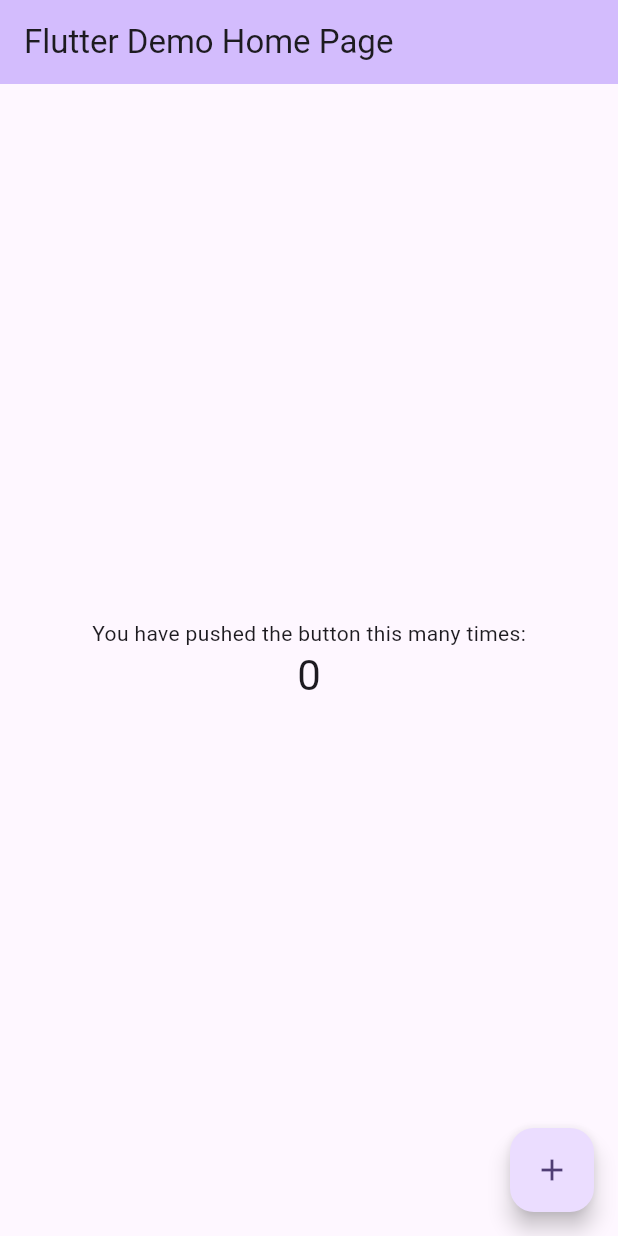
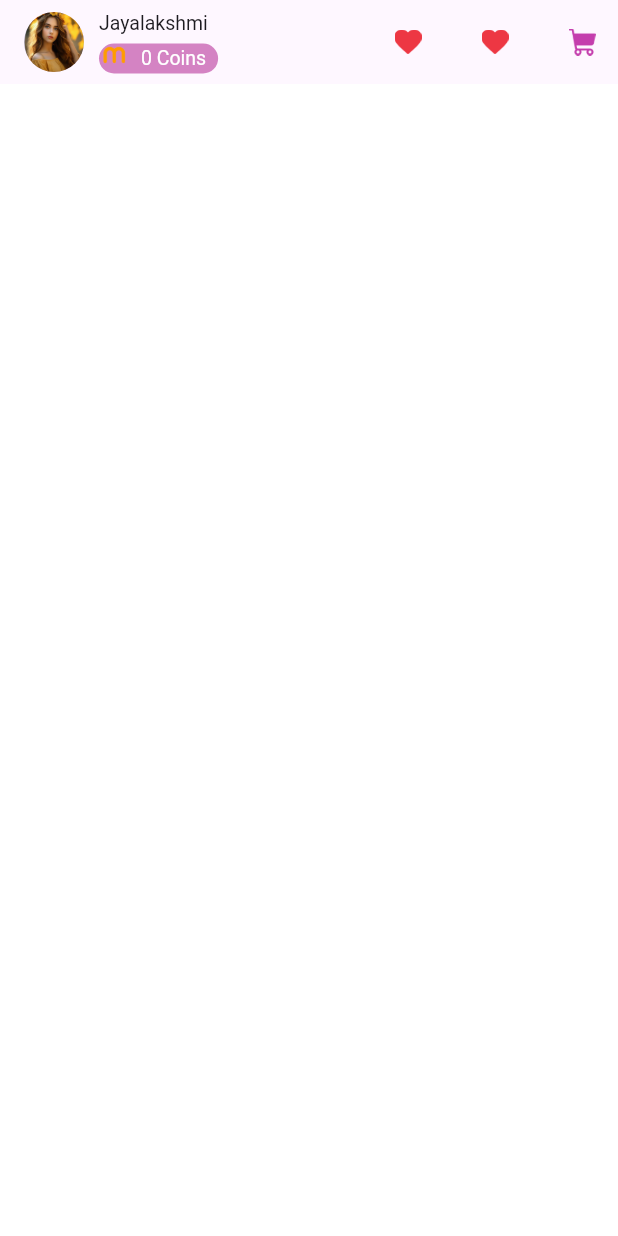
Before and after one commit to jayalakshmipp/meesho_clone_app, a Flutter app: the screen it shows after launch, on a phone screen of 412 x 824 dp. Run offline on Flutter 3.47's test engine with Material 3 defaults, Android fonts, the phone set to English and light mode, and no system bars.

Commit message:
App bar completed

```diff
--- a/lib/main.dart
+++ b/lib/main.dart
@@ -1,125 +1,16 @@
 import 'package:flutter/material.dart';
+import 'package:meesho_clone_app/view/splash_screen/splash_screen.dart';
 
 void main() {
-  runApp(const MyApp());
+  runApp(MyApp());
 }
 
 class MyApp extends StatelessWidget {
-  const MyApp({super.key});
-
-  // This widget is the root of your application.
   @override
   Widget build(BuildContext context) {
     return MaterialApp(
-      title: 'Flutter Demo',
-      theme: ThemeData(
-        // This is the theme of your application.
-        //
-        // TRY THIS: Try running your application with "flutter run". You'll see
-        // the application has a purple toolbar. Then, without quitting the app,
-        // try changing the seedColor in the colorScheme below to Colors.green
-        // and then invoke "hot reload" (save your changes or press the "hot
-        // reload" button in a Flutter-supported IDE, or press "r" if you used
-        // the command line to start the app).
-        //
-        // Notice that the counter didn't reset back to zero; the application
-        // state is not lost during the reload. To reset the state, use hot
-        // restart instead.
-        //
-        // This works for code too, not just values: Most code changes can be
-        // tested with just a hot reload.
-        colorScheme: ColorScheme.fromSeed(seedColor: Colors.deepPurple),
-        useMaterial3: true,
-      ),
-      home: const MyHomePage(title: 'Flutter Demo Home Page'),
+      debugShowCheckedModeBanner: false,
+      home: SplashScreen(),
     );
   }
 }
-
-class MyHomePage extends StatefulWidget {
-  const MyHomePage({super.key, required this.title});
-
-  // This widget is the home page of your application. It is stateful, meaning
-  // that it has a State object (defined below) that contains fields that affect
-  // how it looks.
-
-  // This class is the configuration for the state. It holds the values (in this
-  // case the title) provided by the parent (in this case the App widget) and
-  // used by the build method of the State. Fields in a Widget subclass are
-  // always marked "final".
-
-  final String title;
-
-  @override
-  State<MyHomePage> createState() => _MyHomePageState();
-}
-
-class _MyHomePageState extends State<MyHomePage> {
-  int _counter = 0;
-
-  void _incrementCounter() {
-    setState(() {
-      // This call to setState tells the Flutter framework that something has
-      // changed in this State, which causes it to rerun the build method below
-      // so that the display can reflect the updated values. If we changed
-      // _counter without calling setState(), then the build method would not be
-      // called again, and so nothing would appear to happen.
-      _counter++;
-    });
-  }
-
-  @override
-  Widget build(BuildContext context) {
-    // This method is rerun every time setState is called, for instance as done
-    // by the _incrementCounter method above.
-    //
-    // The Flutter framework has been optimized to make rerunning build methods
-    // fast, so that you can just rebuild anything that needs updating rather
-    // than having to individually change instances of widgets.
-    return Scaffold(
-      appBar: AppBar(
-        // TRY THIS: Try changing the color here to a specific color (to
-        // Colors.amber, perhaps?) and trigger a hot reload to see the AppBar
-        // change color while the other colors stay the same.
-        backgroundColor: Theme.of(context).colorScheme.inversePrimary,
-        // Here we take the value from the MyHomePage object that was created by
-        // the App.build method, and use it to set our appbar title.
-        title: Text(widget.title),
-      ),
-      body: Center(
-        // Center is a layout widget. It takes a single child and positions it
-        // in the middle of the parent.
-        child: Column(
-          // Column is also a layout widget. It takes a list of children and
-          // arranges them vertically. By default, it sizes itself to fit its
-          // children horizontally, and tries to be as tall as its parent.
-          //
-          // Column has various properties to control how it sizes itself and
-          // how it positions its children. Here we use mainAxisAlignment to
-          // center the children vertically; the main axis here is the vertical
-          // axis because Columns are vertical (the cross axis would be
-          // horizontal).
-          //
-          // TRY THIS: Invoke "debug painting" (choose the "Toggle Debug Paint"
-          // action in the IDE, or press "p" in the console), to see the
-          // wireframe for each widget.
-          mainAxisAlignment: MainAxisAlignment.center,
-          children: <Widget>[
-            const Text(
-              'You have pushed the button this many times:',
-            ),
-            Text(
-              '$_counter',
-              style: Theme.of(context).textTheme.headlineMedium,
-            ),
-          ],
-        ),
-      ),
-      floatingActionButton: FloatingActionButton(
-        onPressed: _incrementCounter,
-        tooltip: 'Increment',
-        child: const Icon(Icons.add),
-      ), // This trailing comma makes auto-formatting nicer for build methods.
-    );
-  }
-}
--- /dev/null
+++ b/lib/utils/constants/color_constants.dart
@@ -0,0 +1,19 @@
+import 'package:flutter/material.dart';
+
+class MColors {
+  MColors._();
+
+  // App Basic Colors
+  static const Color primaryColor = Color(0xFF9f2089);
+  static const Color secondaryColor = Color(0xFF590a47);
+
+  // Background Color
+
+  static const Color backgroundColor = Color(0xFFffffff);
+
+  // Text Color
+  static const Color textWhite = Color(0xFFffffff);
+  static const Color textBlack = Color(0XFF000000);
+
+  // Review Color
+}
--- /dev/null
+++ b/lib/utils/constants/image_constants.dart
@@ -0,0 +1,19 @@
+import 'package:flutter/material.dart';
+
+class MImages {
+
+  static const String MLogo_PNG = "assets/logos/MLogo.png"; //splash screen
+  static const String Meesho_Logo_PNG = "assets/logos/Meesho_logo.png";
+  static const String Meesho_White_Logo_PNG = "assets/logos/messhotitlewhite.png"; //splash screen
+  static const String Meesho_Title_PNG = "assets/logos/MeeshoTitle.png";
+
+
+
+  //App Bar
+  static const String Dp_PNG = 'assets/images/dp.png';
+  static const String WishList_PNG = "assets/images/wishlist.png";
+  static const String Cart_PNG = 'assets/images/cart.png';
+  static const String Coins_PNG = "assets/images/coin2.png";
+  static const String Notification_PNG = "assets/images/notificationwithred.png";
+
+}
--- /dev/null
+++ b/lib/view/home_screen/home_screen.dart
@@ -0,0 +1,98 @@
+import 'package:flutter/material.dart';
+import 'package:meesho_clone_app/utils/constants/color_constants.dart';
+import 'package:meesho_clone_app/utils/constants/image_constants.dart';
+
+class HomeScreen extends StatelessWidget {
+  @override
+  Widget build(BuildContext context) {
+    return Scaffold(
+      backgroundColor: MColors.backgroundColor,
+      appBar: AppBar(
+        title: Row(
+          mainAxisAlignment: MainAxisAlignment.start,
+          children: [
+            CircleAvatar(
+              backgroundImage: AssetImage(MImages.Dp_PNG),
+              radius: 20, // This determines the size of the left-side image
+            ),
+            SizedBox(width: 10),
+            Column(
+              crossAxisAlignment: CrossAxisAlignment.start,
+              children: [
+                Text(
+                  'Jayalakshmi',
+                  style: TextStyle(fontSize: 13, fontWeight: FontWeight.w400),
+                ),
+                SizedBox(height: 5),
+                Container(
+                  padding: EdgeInsets.only(right: 8),
+                  decoration: BoxDecoration(
+                    color: Color.fromARGB(131, 173, 22, 138),
+                    borderRadius: BorderRadius.circular(10)
+                  ),
+                  child: Row(
+                    mainAxisSize: MainAxisSize.min,
+                    children: [
+                      Image.asset(
+                        MImages.MLogo_PNG,
+                        width: 20, // Size of the left-side image
+                        height: 20,
+                      ),
+                      SizedBox(width: 8),
+                      Text(
+                        '0 Coins',
+                        style: TextStyle(
+                          fontSize: 13,
+                          fontWeight: FontWeight.w400,
+                          color: Colors.white,
+                        ),
+                      ),
+                    ],
+                  ),
+                ),
+              ],
+            ),
+          ],
+        ),
+        actions: [
+          Row(
+            children: [
+              IconButton(
+                icon: Image.asset(
+                  MImages.WishList_PNG,
+                  width: 18,
+                  height: 18,
+                ),
+                onPressed: () {
+
+                },
+              ),
+              SizedBox(width: 10),
+              IconButton(
+                icon: Image.asset(
+                  MImages.WishList_PNG,
+                  width: 18,
+                  height: 18,
+                ),
+                onPressed: () {
+
+                },
+              ),
+              SizedBox(width: 10),
+              IconButton(
+                icon: Image.asset(
+                  MImages.Cart_PNG,
+                  width: 18,
+                  height: 18,
+                ),
+                onPressed: () {
+
+                },
+              ),
+            ],
+          ),
+        ],
+      ),
+    );
+  }
+}
--- a/pubspec.yaml
+++ b/pubspec.yaml
@@ -35,6 +35,8 @@ dependencies:
   # The following adds the Cupertino Icons font to your application.
   # Use with the CupertinoIcons class for iOS style icons.
   cupertino_icons: ^1.0.6
+  animated_splash_screen: ^1.3.0
+  flutter_native_splash: ^2.4.1
 
 dev_dependencies:
   flutter_test:
```
Also changed, not shown: lib/view/splash_screen/splash_screen.dart (added, +92 -0 lines), splash.yaml (added, +9 -0 lines), assets/images/Notification.png (added), assets/images/cart.png (added), assets/images/coin2.png (added), assets/images/coins.png (added), assets/images/dp.png (added), assets/images/notificationwithred.png (added), assets/images/wishlist.png (added), assets/logos/MLogo.png (added), assets/logos/MeeshoTitle.png (added), assets/logos/Meesho_logo.png (added), assets/logos/messhotitlewhite.png (added), pubspec.lock, 11 other files.
